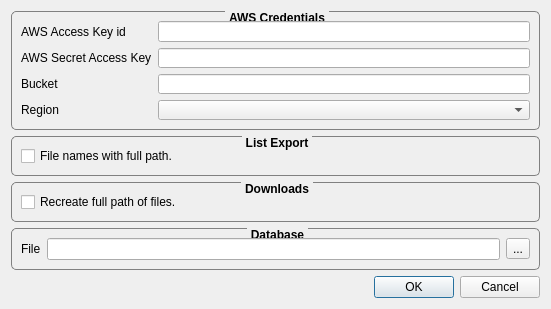
The window that SettingsDialog.ui (FelixdelasPozas/SuperDuck) describes before a commit, drawn with Qt 5.
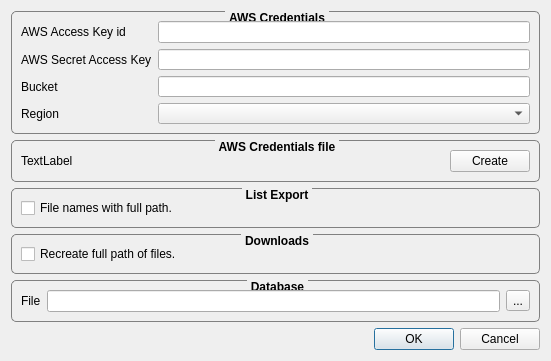
The same window after the commit. Icons and pictures are not drawn.

Commit message: Credentials file check and creation.

Patch:
```diff
--- a/SettingsDialog.ui
+++ b/SettingsDialog.ui
@@ -7,19 +7,19 @@
     <x>0</x>
     <y>0</y>
     <width>551</width>
-    <height>309</height>
+    <height>361</height>
    </rect>
   </property>
   <property name="minimumSize">
    <size>
     <width>551</width>
-    <height>309</height>
+    <height>361</height>
    </size>
   </property>
   <property name="maximumSize">
    <size>
     <width>551</width>
-    <height>309</height>
+    <height>361</height>
    </size>
   </property>
   <property name="windowTitle">
@@ -96,6 +96,43 @@
      </layout>
     </widget>
    </item>
+   <item>
+    <widget class="QGroupBox" name="m_credentialsFileGroup">
+     <property name="styleSheet">
+      <string notr="true">QGroupBox {
+    border: 1px solid gray;
+    border-radius: 5px;
+    margin-top: 1ex; /* leave space at the top for the title */
+    font: bold;
+}
+
+QGroupBox::title {
+    subcontrol-origin: margin;
+    subcontrol-position: top center; /* position at the top center */
+    padding: 0 2px;
+}</string>
+     </property>
+     <property name="title">
+      <string>AWS Credentials file</string>
+     </property>
+     <layout class="QHBoxLayout" name="horizontalLayout_2" stretch="1,0">
+      <item>
+       <widget class="QLabel" name="m_credentialsFileLabel">
+        <property name="text">
+         <string>TextLabel</string>
+        </property>
+       </widget>
+      </item>
+      <item>
+       <widget class="QPushButton" name="m_creadentialsFileButton">
+        <property name="text">
+         <string>Create</string>
+        </property>
+       </widget>
+      </item>
+     </layout>
+    </widget>
+   </item>
    <item>
     <widget class="QGroupBox" name="groupBox_2">
      <property name="styleSheet">
```
The commit also changes 5 other files.
